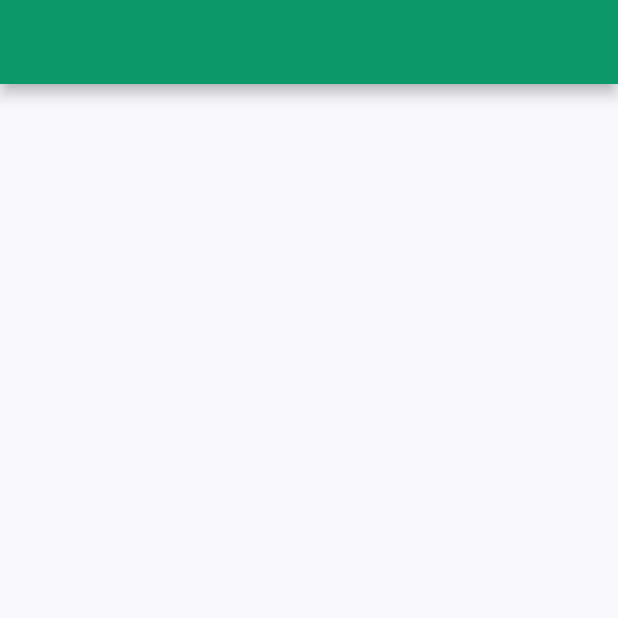
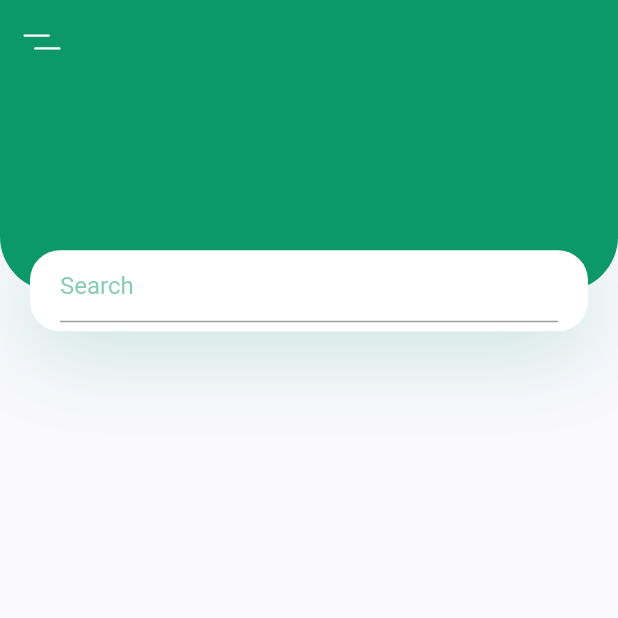
Before and after one commit to Vini03-Alcantra/PlantAppFlutter, a Flutter app: the screen it shows after launch, on a phone screen of 412 x 824 dp, the top half of it. Run offline on Flutter 3.47's test engine with Material 2 defaults, Android fonts, the phone set to English and light mode, and no system bars; our stand-ins replace flutter_svg.

Commit message:
iniciando body e caixa de pesquisa

```diff
--- /dev/null
+++ b/lib/pages/home/components/body.dart
@@ -0,0 +1,57 @@
+import 'package:flutter/material.dart';
+import 'package:plantApp/constants.dart';
+
+class Body extends StatelessWidget {
+  @override
+  Widget build(BuildContext context) {
+    Size size = MediaQuery.of(context).size;
+    return Column(
+      children: <Widget>[
+        Container(
+          height: size.height * 0.2,
+          child: Stack(
+            children: <Widget>[
+              Container(
+                height: size.height * 0.2 -27,
+                decoration: BoxDecoration(
+                  color: kPrimaryColor,
+                  borderRadius: BorderRadius.only(
+                    bottomLeft: Radius.circular(36),
+                    bottomRight: Radius.circular(36)
+                  )
+                )
+              ),
+              Positioned(
+                bottom: 0,
+                left: 0,
+                right: 0,
+                child: Container(
+                  margin: EdgeInsets.symmetric(horizontal: kDefaultPadding),
+                  padding: EdgeInsets.symmetric(horizontal: kDefaultPadding),
+                  height: 54,
+                  decoration: BoxDecoration(
+                    color: Colors.white,
+                    borderRadius: BorderRadius.circular(20),
+                    boxShadow: [
+                      BoxShadow(
+                        offset: Offset(0, 10),
+                        blurRadius: 50,
+                        color: kPrimaryColor.withOpacity(0.23)
+                      )
+                    ]
+                  ),
+                  child: TextField(
+                    decoration: InputDecoration(
+                      hintText: "Search",
+                      hintStyle: TextStyle(color: kPrimaryColor.withOpacity(0.5))
+                    )
+                  ),
+                ),
+              )
+            ],
+          ),
+        )
+      ],
+    );
+  }
+}
--- a/lib/pages/home/home_screen.dart
+++ b/lib/pages/home/home_screen.dart
@@ -1,11 +1,22 @@
 import 'package:flutter/material.dart';
+import 'package:flutter_svg/svg.dart';
+import 'package:plantApp/pages/home/components/body.dart';
 
 class HomeScreen extends StatelessWidget {
   @override
   Widget build(BuildContext context) {
     return Scaffold(
-      appBar: AppBar(
+      appBar: buildAppBar(),
+      body: Body(),
+    );
+  }
 
+  AppBar buildAppBar(){
+    return AppBar(
+      elevation: 0,
+      leading: IconButton(
+        icon: SvgPicture.asset("assets/icons/menu.svg"),
+        onPressed: (){}
       ),
     );
   }
```
